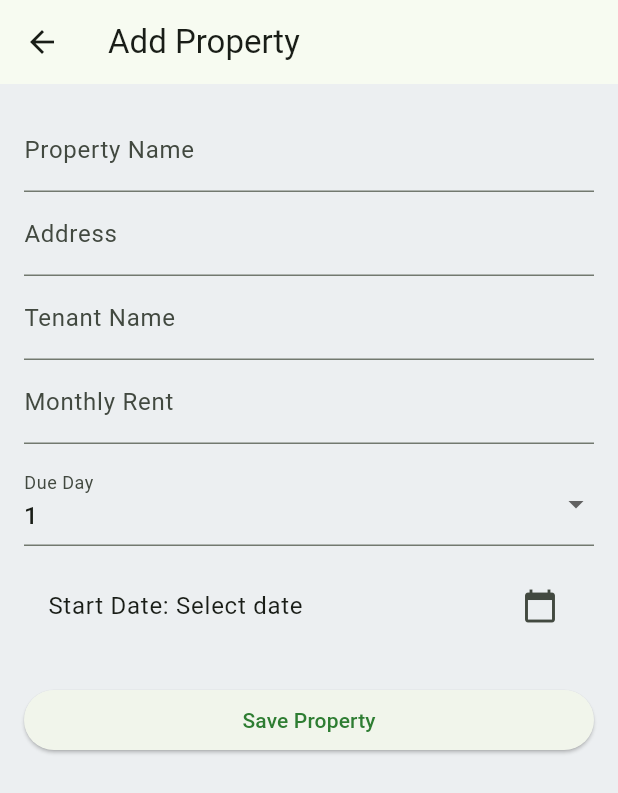
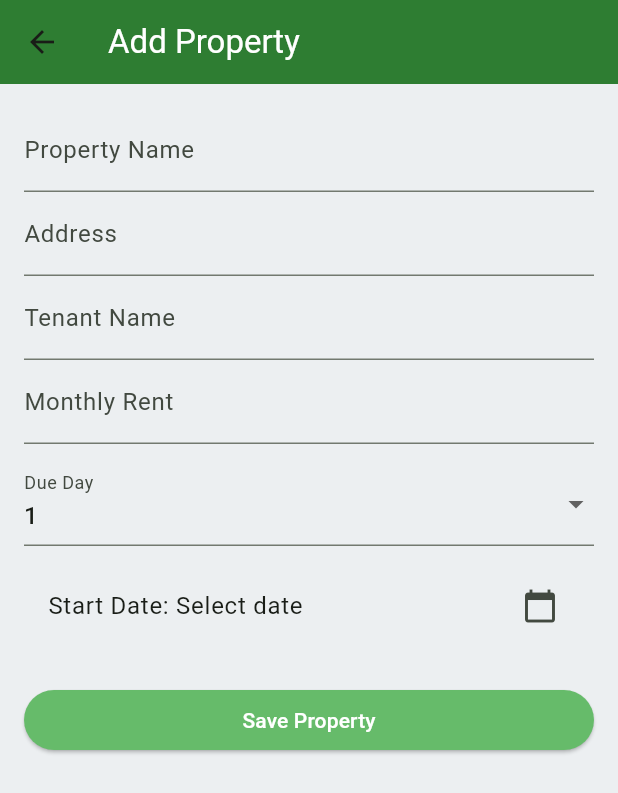
Before and after one commit to Polarcito/wheresmyrent, a Flutter app: the HomeScreen screen opened directly, after a tap on the "add" icon, on a phone screen of 412 x 824 dp. Shown: the top 793 px of the screen. Run offline on Flutter 3.47's test engine with Material 3 defaults, Android fonts, the phone set to English and light mode, and no system bars; our stand-ins replace flutter_secure_storage, hive, hive_flutter; accounts and stored records are empty.

Commit message:
added payment logic

```diff
--- a/lib/gen_l10n/app_localizations.dart
+++ b/lib/gen_l10n/app_localizations.dart
@@ -166,6 +166,12 @@ abstract class AppLocalizations {
   /// In en, this message translates to:
   /// **'Agregar propiedad'**
   String get home_AddProperty;
+
+  /// No description provided for @home_noProperties.
+  ///
+  /// In en, this message translates to:
+  /// **'No properties added yet.'**
+  String get home_noProperties;
 }
 
 class _AppLocalizationsDelegate extends LocalizationsDelegate<AppLocalizations> {
--- a/lib/gen_l10n/app_localizations_en.dart
+++ b/lib/gen_l10n/app_localizations_en.dart
@@ -43,4 +43,7 @@ class AppLocalizationsEn extends AppLocalizations {
 
   @override
   String get home_AddProperty => 'Agregar propiedad';
+
+  @override
+  String get home_noProperties => 'No properties added yet.';
 }
--- a/lib/gen_l10n/app_localizations_es.dart
+++ b/lib/gen_l10n/app_localizations_es.dart
@@ -43,4 +43,7 @@ class AppLocalizationsEs extends AppLocalizations {
 
   @override
   String get home_AddProperty => 'Agregar propiedad';
+
+  @override
+  String get home_noProperties => 'No properties added yet.';
 }
--- a/lib/l10n/arb/app_en.arb
+++ b/lib/l10n/arb/app_en.arb
@@ -12,5 +12,6 @@
   "title": "Where’s My Rent?",
   "home_welcome": "Welcome to Where’s My Rent!",
   "home_Logout": "Logout",
-  "home_AddProperty": "Agregar propiedad"
+  "home_AddProperty": "Agregar propiedad",
+  "home_noProperties": "No properties added yet."
 }
--- a/lib/model/payment.dart
+++ b/lib/model/payment.dart
@@ -1,11 +1,25 @@
+import 'package:hive/hive.dart';
+
+part 'payment.g.dart';
+
+@HiveType(typeId: 1)
 class Payment {
+  @HiveField(0)
   final DateTime date;
+
+  @HiveField(1)
   final bool isPaid;
+
+  @HiveField(2)
   final String? photoPath; // comprobante [foto]
+
+  @HiveField(3)
+  final String? comment;
 
   Payment({
     required this.date,
     this.isPaid = false,
     this.photoPath,
+    required this.comment,
   });
 }
--- a/lib/model/property.dart
+++ b/lib/model/property.dart
@@ -1,19 +1,44 @@
+import 'package:hive/hive.dart';
 import 'payment.dart';
 
-class Property {
+part 'property.g.dart';
+
+@HiveType(typeId: 0)
+class Property extends HiveObject {
+  @HiveField(0)
   final String id;
+
+  @HiveField(1)
   final String name;
+
+  @HiveField(2)
   final String address;
+
+  @HiveField(3)
   final String tenantName;
+
+  @HiveField(4)
   final double monthlyRent;
-  final int dueDay; // día del mes en que vence el pago
+
+  @HiveField(5)
+  final int dueDay;
+
+  @HiveField(6)
   final DateTime startDate;
+
+  @HiveField(7)
   final DateTime? endDate;
+
+  @HiveField(8)
   final bool isActive;
 
+  @HiveField(9)
   final String? contractFilePath;
-  final List<String> initialPhotos; // paths locales de imágenes
 
+  @HiveField(10)
+  final List<String> initialPhotos;
+
+  @HiveField(11)
   final List<Payment> payments;
 
   Property({
@@ -27,9 +52,11 @@ class Property {
     this.endDate,
     this.isActive = true,
     this.contractFilePath,
-    this.initialPhotos = const [],
-    this.payments = const [],
-  });
+    List<String>? initialPhotos,
+    List<Payment>? payments,
+  })  : initialPhotos = initialPhotos ?? [],
+        payments = payments ?? [];
+
 
   bool get hasPendingPayment {
     final now = DateTime.now();
--- a/lib/screens/add_property_screen.dart
+++ b/lib/screens/add_property_screen.dart
@@ -1,7 +1,10 @@
 import 'package:flutter/material.dart';
+import 'package:wheresmyrent/model/generic/app_colors.dart';
+import 'package:wheresmyrent/model/generic/config.dart';
 import 'package:wheresmyrent/model/property.dart';
 import 'package:uuid/uuid.dart';
 import 'package:intl/intl.dart';
+import 'package:hive_flutter/hive_flutter.dart';
 
 class AddPropertyScreen extends StatefulWidget {
   const AddPropertyScreen({Key? key}) : super(key: key);
@@ -22,7 +25,7 @@ class _AddPropertyScreenState extends State<AddPropertyScreen> {
   int _selectedDueDay = 1;
   DateTime? _startDate;
 
-  void _submit() {
+  void _submit() async {
     if (_formKey.currentState!.validate() && _startDate != null) {
       final newProperty = Property(
         id: _uuid.v4(),
@@ -34,8 +37,12 @@ class _AddPropertyScreenState extends State<AddPropertyScreen> {
         startDate: _startDate!,
       );
 
-      // Aquí podrías guardar la propiedad localmente o pasarla de vuelta
-      Navigator.pop(context, newProperty);
+      final box = Hive.box<Property>(Config.boxName);
+      await box.put(newProperty.id, newProperty);
+
+      if (context.mounted) {
+        Navigator.pop(context, newProperty);
+      }
     }
   }
 
@@ -69,7 +76,11 @@ class _AddPropertyScreenState extends State<AddPropertyScreen> {
 
     return Scaffold(
       appBar: AppBar(
-        title: const Text("Add Property"),
+        backgroundColor: AppColors.primary,
+        title: Text(
+          "Add Property",
+          style: const TextStyle(color: Colors.white)
+        ),
       ),
       body: Padding(
         padding: const EdgeInsets.all(16),
@@ -119,8 +130,14 @@ class _AddPropertyScreenState extends State<AddPropertyScreen> {
               ),
               const SizedBox(height: 24),
               ElevatedButton(
+                style: ElevatedButton.styleFrom(
+                  backgroundColor: AppColors.secondary,
+                ),
                 onPressed: _submit,
-                child: const Text("Save Property"),
+                child: Text(
+                  "Save Property",
+                  style: TextStyle(color: Colors.white),
+                ),
               ),
             ],
           ),
--- a/lib/screens/home_screen.dart
+++ b/lib/screens/home_screen.dart
@@ -1,20 +1,28 @@
 import 'package:flutter/material.dart';
+import 'package:hive_flutter/hive_flutter.dart';
+import 'package:wheresmyrent/model/generic/config.dart';
+import 'package:wheresmyrent/model/property.dart';
+import 'package:wheresmyrent/screens/add_property_screen.dart';
+import 'package:wheresmyrent/model/generic/app_colors.dart';
+import 'package:wheresmyrent/screens/pin_login_screen.dart';
 import 'package:wheresmyrent/gen_l10n/app_localizations.dart';
-import 'package:wheresmyrent/model/generic/app_colors.dart';
-import 'package:wheresmyrent/screens/add_property_screen.dart';
-import 'package:wheresmyrent/services/auth_service.dart';
-import 'package:wheresmyrent/screens/pin_login_screen.dart';
-import 'package:wheresmyrent/model/property.dart';
+import 'package:wheresmyrent/screens/property_detail_screen.dart';
 
 class HomeScreen extends StatefulWidget {
-  const HomeScreen({Key? key}) : super(key: key);
+  const HomeScreen({super.key});
 
   @override
   State<HomeScreen> createState() => _HomeScreenState();
 }
 
 class _HomeScreenState extends State<HomeScreen> {
-  final List<Property> _properties = [];
+  late final Box<Property> _box;
+
+  @override
+  void initState() {
+    super.initState();
+    _box = Hive.box<Property>(Config.boxName);
+  }
 
   void _logout() {
     Navigator.pushReplacement(
@@ -23,16 +31,13 @@ class _HomeScreenState extends State<HomeScreen> {
     );
   }
 
-  Future<void> _addProperty() async {
-    final newProperty = await Navigator.push<Property>(
+  void _goToAddProperty() async {
+    final result = await Navigator.push(
       context,
-      MaterialPageRoute(builder: (context) => const AddPropertyScreen()),
+      MaterialPageRoute(builder: (_) => const AddPropertyScreen()),
     );
-
-    if (newProperty != null) {
-      setState(() {
-        _properties.add(newProperty);
-      });
+    if (result != null) {
+      setState(() {}); // Refresca la vista si se agregó una propiedad
     }
   }
 
@@ -43,10 +48,7 @@ class _HomeScreenState extends State<HomeScreen> {
     return Scaffold(
       appBar: AppBar(
         backgroundColor: AppColors.primary,
-        title: Text(
-          "Where’s My Rent?",
-          style: const TextStyle(color: Colors.white),
-        ),
+        title: Text("Where’s My Rent?", style: const TextStyle(color: Colors.white)),
         actions: [
           IconButton(
             icon: const Icon(Icons.logout),
@@ -56,30 +58,47 @@ class _HomeScreenState extends State<HomeScreen> {
           ),
         ],
       ),
-      body: _properties.isEmpty
-          ? Center(
-              child: Text(
-                loc.home_welcome,
-                style: const TextStyle(fontSize: 18),
-              ),
-            )
-          : ListView.builder(
-              itemCount: _properties.length,
-              itemBuilder: (context, index) {
-                final p = _properties[index];
-                return ListTile(
-                  leading: const Icon(Icons.home),
-                  title: Text(p.name),
-                  subtitle: Text("${p.tenantName} • \$${p.monthlyRent.toStringAsFixed(0)}"),
-                  trailing: Text("📅 ${p.dueDay}"),
-                );
-              },
-            ),
+      body: ValueListenableBuilder(
+        valueListenable: _box.listenable(),
+        builder: (context, Box<Property> box, _) {
+          final properties = box.values.toList();
+
+          if (properties.isEmpty) {
+            return Center(child: Text(loc.home_noProperties));
+          }
+
+          return ListView.builder(
+            itemCount: properties.length,
+            itemBuilder: (context, index) {
+              final property = properties[index];
+              return Card(
+                margin: const EdgeInsets.symmetric(horizontal: 16, vertical: 8),
+                child: ListTile(
+                  title: Text(property.name),
+                  subtitle: Text(property.address),
+                  trailing: Icon(
+                    property.hasPendingPayment ? Icons.warning : Icons.check_circle,
+                    color: property.hasPendingPayment ? AppColors.warning : AppColors.success,
+                  ),
+                  onTap: () {
+                    Navigator.push(
+                      context,
+                      MaterialPageRoute(
+                        builder: (_) => PropertyDetailScreen(property: property),
+                      ),
+                    );
+                  }
+                ),
+              );
+            },
+          );
+        },
+      ),
       floatingActionButton: FloatingActionButton(
-        backgroundColor: AppColors.success,
-        onPressed: _addProperty,
+        onPressed: _goToAddProperty,
+        backgroundColor: AppColors.secondary,
         tooltip: loc.home_AddProperty,
-        child: const Icon(Icons.add),
+        child: const Icon(Icons.add, color: Colors.white),
       ),
     );
   }
--- a/missing_translations.csv
+++ b/missing_translations.csv
@@ -10,6 +10,7 @@
     "login_validation",
     "title",
     "home_Logout",
-    "home_AddProperty"
+    "home_AddProperty",
+    "home_noProperties"
   ]
 }
--- a/pubspec.yaml
+++ b/pubspec.yaml
@@ -38,8 +38,12 @@ dependencies:
   flutter_localizations:
     sdk: flutter
   intl: ^0.19.0
+  hive: ^2.2.3
+  hive_flutter: ^1.1.0
 
 dev_dependencies:
+  hive_generator: ^2.0.1
+  build_runner: ^2.4.6
   flutter_test:
     sdk: flutter
 
```
Also changed, not shown: lib/main.dart (+14 -1 lines), lib/model/generic/config.dart (+1 -12 lines), lib/screens/add_payment_screen.dart (added, +107 -0 lines), lib/screens/property_detail_screen.dart (added, +82 -0 lines), lib/services/property_service.dart (added, +40 -0 lines), lib/model/payment.g.dart (added), lib/model/property.g.dart (added), pubspec.lock.
